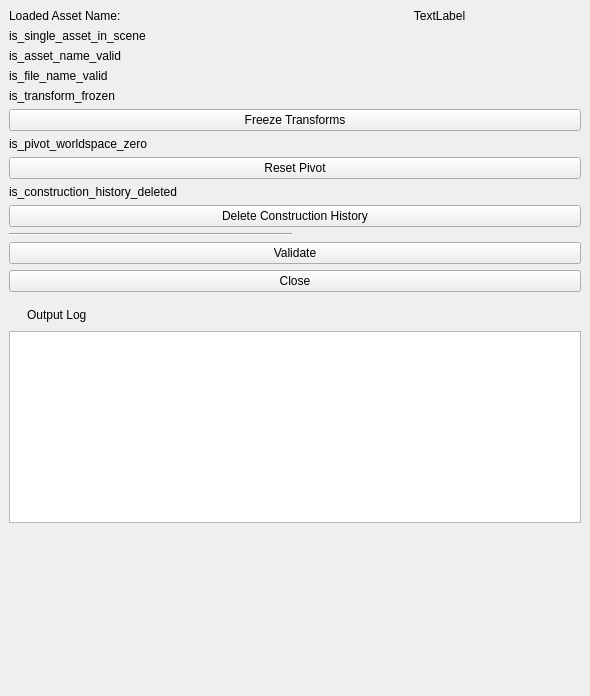
Above: _asset_validator/mayapy_asset_validator.ui from BlakeXYZ/Maya-Tools before the change. Below: the same form after it.
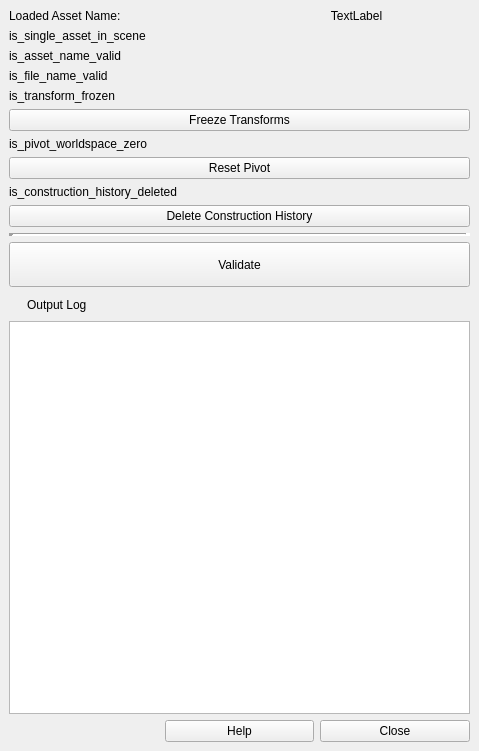
That is the form after the change.

What changed in the file:
```diff
--- a/_asset_validator/mayapy_asset_validator.ui
+++ b/_asset_validator/mayapy_asset_validator.ui
@@ -6,8 +6,8 @@
    <rect>
     <x>0</x>
     <y>0</y>
-    <width>590</width>
-    <height>696</height>
+    <width>479</width>
+    <height>751</height>
    </rect>
   </property>
   <property name="windowTitle">
@@ -15,20 +15,61 @@
   </property>
   <widget class="QWidget" name="centralwidget">
    <layout class="QGridLayout" name="gridLayout_2">
-    <item row="16" column="2">
-     <spacer name="verticalSpacer">
-      <property name="orientation">
-       <enum>Qt::Vertical</enum>
+    <item row="8" column="0" colspan="3">
+     <widget class="QPushButton" name="btn_validate">
+      <property name="minimumSize">
+       <size>
+        <width>0</width>
+        <height>45</height>
+       </size>
       </property>
-      <property name="sizeHint" stdset="0">
+      <property name="text">
+       <string>Validate</string>
+      </property>
+     </widget>
+    </item>
+    <item row="10" column="0" colspan="3">
+     <widget class="QTextEdit" name="textEdit_output_log">
+      <property name="minimumSize">
        <size>
-        <width>20</width>
-        <height>40</height>
+        <width>0</width>
+        <height>0</height>
        </size>
       </property>
-     </spacer>
+      <property name="html">
+       <string>&lt;!DOCTYPE HTML PUBLIC &quot;-//W3C//DTD HTML 4.0//EN&quot; &quot;http://www.w3.org/TR/REC-html40/strict.dtd&quot;&gt;
+&lt;html&gt;&lt;head&gt;&lt;meta name=&quot;qrichtext&quot; content=&quot;1&quot; /&gt;&lt;style type=&quot;text/css&quot;&gt;
+p, li { white-space: pre-wrap; }
+&lt;/style&gt;&lt;/head&gt;&lt;body style=&quot; font-family:'MS Shell Dlg 2'; font-size:9.75pt; font-weight:400; font-style:normal;&quot;&gt;
+&lt;p style=&quot;-qt-paragraph-type:empty; margin-top:0px; margin-bottom:0px; margin-left:0px; margin-right:0px; -qt-block-indent:0; text-indent:0px;&quot;&gt;&lt;br /&gt;&lt;/p&gt;&lt;/body&gt;&lt;/html&gt;</string>
+      </property>
+      <property name="textInteractionFlags">
+       <set>Qt::TextSelectableByKeyboard|Qt::TextSelectableByMouse</set>
+      </property>
+     </widget>
     </item>
-    <item row="4" column="1" colspan="2">
+    <item row="3" column="0" colspan="3">
+     <layout class="QHBoxLayout" name="hLayout_is_file_name_valid">
+      <item>
+       <widget class="QLabel" name="label_8">
+        <property name="text">
+         <string>is_file_name_valid</string>
+        </property>
+       </widget>
+      </item>
+      <item>
+       <widget class="QLabel" name="label_is_file_name_valid">
+        <property name="text">
+         <string/>
+        </property>
+        <property name="alignment">
+         <set>Qt::AlignCenter</set>
+        </property>
+       </widget>
+      </item>
+     </layout>
+    </item>
+    <item row="4" column="0" colspan="3">
      <layout class="QVBoxLayout" name="vLayout_is_transform_frozen">
       <item>
        <layout class="QHBoxLayout" name="hLayout_is_transform_frozen">
@@ -60,60 +101,14 @@
       </item>
      </layout>
     </item>
-    <item row="0" column="1" colspan="2">
-     <layout class="QHBoxLayout" name="hLayout_loaded_assed_name">
-      <item>
-       <widget class="QLabel" name="label">
-        <property name="text">
-         <string>Loaded Asset Name:</string>
-        </property>
-       </widget>
-      </item>
-      <item>
-       <widget class="QLabel" name="label_loaded_asset_name">
-        <property name="text">
-         <string>TextLabel</string>
-        </property>
-        <property name="alignment">
-         <set>Qt::AlignCenter</set>
-        </property>
-       </widget>
-      </item>
-     </layout>
+    <item row="11" column="2">
+     <widget class="QPushButton" name="btn_closeWindow">
+      <property name="text">
+       <string>Close</string>
+      </property>
+     </widget>
     </item>
-    <item row="7" column="1" colspan="2">
-     <layout class="QVBoxLayout" name="vLayout_is_construction_history_deleted">
-      <item>
-       <layout class="QHBoxLayout" name="hLayout_is_construction_history_deleted">
-        <item>
-         <widget class="QLabel" name="label_7">
-          <property name="text">
-           <string>is_construction_history_deleted</string>
-          </property>
-         </widget>
-        </item>
-        <item>
-         <widget class="QLabel" name="label_is_construction_history_deleted">
-          <property name="text">
-           <string/>
-          </property>
-          <property name="alignment">
-           <set>Qt::AlignCenter</set>
-          </property>
-         </widget>
-        </item>
-       </layout>
-      </item>
-      <item>
-       <widget class="QPushButton" name="btn_delete_construction_history">
-        <property name="text">
-         <string>Delete Construction History</string>
-        </property>
-       </widget>
-      </item>
-     </layout>
-    </item>
-    <item row="5" column="1" colspan="2">
+    <item row="5" column="0" colspan="3">
      <layout class="QVBoxLayout" name="vLayout_is_pivot_worldspace_zero">
       <item>
        <layout class="QHBoxLayout" name="hLayout_is_pivot_worldspace_zero">
@@ -145,21 +140,39 @@
       </item>
      </layout>
     </item>
-    <item row="12" column="1" colspan="2">
-     <widget class="QPushButton" name="btn_closeWindow">
-      <property name="text">
-       <string>Close</string>
-      </property>
-     </widget>
+    <item row="6" column="0" colspan="3">
+     <layout class="QVBoxLayout" name="vLayout_is_construction_history_deleted">
+      <item>
+       <layout class="QHBoxLayout" name="hLayout_is_construction_history_deleted">
+        <item>
+         <widget class="QLabel" name="label_7">
+          <property name="text">
+           <string>is_construction_history_deleted</string>
+          </property>
+         </widget>
+        </item>
+        <item>
+         <widget class="QLabel" name="label_is_construction_history_deleted">
+          <property name="text">
+           <string/>
+          </property>
+          <property name="alignment">
+           <set>Qt::AlignCenter</set>
+          </property>
+         </widget>
+        </item>
+       </layout>
+      </item>
+      <item>
+       <widget class="QPushButton" name="btn_delete_construction_history">
+        <property name="text">
+         <string>Delete Construction History</string>
+        </property>
+       </widget>
+      </item>
+     </layout>
     </item>
-    <item row="11" column="1" colspan="2">
-     <widget class="QPushButton" name="btn_validate">
-      <property name="text">
-       <string>Validate</string>
-      </property>
-     </widget>
-    </item>
-    <item row="1" column="1" colspan="2">
+    <item row="1" column="0" colspan="3">
      <layout class="QHBoxLayout" name="hLayout_validate_single_asset_in_scene">
       <item>
        <widget class="QLabel" name="label_2">
@@ -180,12 +193,64 @@
       </item>
      </layout>
     </item>
-    <item row="14" column="1">
+    <item row="2" column="0" colspan="3">
+     <layout class="QHBoxLayout" name="hLayout_is_asset_name_valid">
+      <item>
+       <widget class="QLabel" name="label_6">
+        <property name="text">
+         <string>is_asset_name_valid</string>
+        </property>
+       </widget>
+      </item>
+      <item>
+       <widget class="QLabel" name="label_is_asset_name_valid">
+        <property name="text">
+         <string/>
+        </property>
+        <property name="alignment">
+         <set>Qt::AlignCenter</set>
+        </property>
+       </widget>
+      </item>
+     </layout>
+    </item>
+    <item row="0" column="0" colspan="3">
+     <layout class="QHBoxLayout" name="hLayout_loaded_assed_name">
+      <item>
+       <widget class="QLabel" name="label">
+        <property name="text">
+         <string>Loaded Asset Name:</string>
+        </property>
+       </widget>
+      </item>
+      <item>
+       <widget class="QLabel" name="label_loaded_asset_name">
+        <property name="text">
+         <string>TextLabel</string>
+        </property>
+        <property name="alignment">
+         <set>Qt::AlignCenter</set>
+        </property>
+       </widget>
+      </item>
+     </layout>
+    </item>
+    <item row="11" column="1">
+     <widget class="QPushButton" name="btn_help">
+      <property name="text">
+       <string>Help</string>
+      </property>
+     </widget>
+    </item>
+    <item row="9" column="0" colspan="3">
      <widget class="QWidget" name="widget_toggle_output_log" native="true">
       <layout class="QGridLayout" name="gridLayout">
        <property name="leftMargin">
         <number>0</number>
        </property>
+       <property name="topMargin">
+        <number>4</number>
+       </property>
        <property name="bottomMargin">
         <number>2</number>
        </property>
@@ -224,75 +289,16 @@
       </layout>
      </widget>
     </item>
-    <item row="15" column="1" colspan="2">
-     <widget class="QTextEdit" name="textEdit_output_log">
-      <property name="minimumSize">
-       <size>
-        <width>0</width>
-        <height>0</height>
-       </size>
-      </property>
-      <property name="html">
-       <string>&lt;!DOCTYPE HTML PUBLIC &quot;-//W3C//DTD HTML 4.0//EN&quot; &quot;http://www.w3.org/TR/REC-html40/strict.dtd&quot;&gt;
-&lt;html&gt;&lt;head&gt;&lt;meta name=&quot;qrichtext&quot; content=&quot;1&quot; /&gt;&lt;style type=&quot;text/css&quot;&gt;
-p, li { white-space: pre-wrap; }
-&lt;/style&gt;&lt;/head&gt;&lt;body style=&quot; font-family:'MS Shell Dlg 2'; font-size:9.75pt; font-weight:400; font-style:normal;&quot;&gt;
-&lt;p style=&quot;-qt-paragraph-type:empty; margin-top:0px; margin-bottom:0px; margin-left:0px; margin-right:0px; -qt-block-indent:0; text-indent:0px;&quot;&gt;&lt;br /&gt;&lt;/p&gt;&lt;/body&gt;&lt;/html&gt;</string>
-      </property>
-      <property name="textInteractionFlags">
-       <set>Qt::TextSelectableByKeyboard|Qt::TextSelectableByMouse</set>
-      </property>
-     </widget>
-    </item>
-    <item row="9" column="1">
+    <item row="7" column="0" colspan="3">
      <widget class="Line" name="line">
+      <property name="lineWidth">
+       <number>5</number>
+      </property>
       <property name="orientation">
        <enum>Qt::Horizontal</enum>
       </property>
      </widget>
     </item>
-    <item row="2" column="1" colspan="2">
-     <layout class="QHBoxLayout" name="hLayout_is_asset_name_valid">
-      <item>
-       <widget class="QLabel" name="label_6">
-        <property name="text">
-         <string>is_asset_name_valid</string>
-        </property>
-       </widget>
-      </item>
-      <item>
-       <widget class="QLabel" name="label_is_asset_name_valid">
-        <property name="text">
-         <string/>
-        </property>
-        <property name="alignment">
-         <set>Qt::AlignCenter</set>
-        </property>
-       </widget>
-      </item>
-     </layout>
-    </item>
-    <item row="3" column="1" colspan="2">
-     <layout class="QHBoxLayout" name="hLayout_is_file_name_valid">
-      <item>
-       <widget class="QLabel" name="label_8">
-        <property name="text">
-         <string>is_file_name_valid</string>
-        </property>
-       </widget>
-      </item>
-      <item>
-       <widget class="QLabel" name="label_is_file_name_valid">
-        <property name="text">
-         <string/>
-        </property>
-        <property name="alignment">
-         <set>Qt::AlignCenter</set>
-        </property>
-       </widget>
-      </item>
-     </layout>
-    </item>
    </layout>
   </widget>
  </widget>
```
